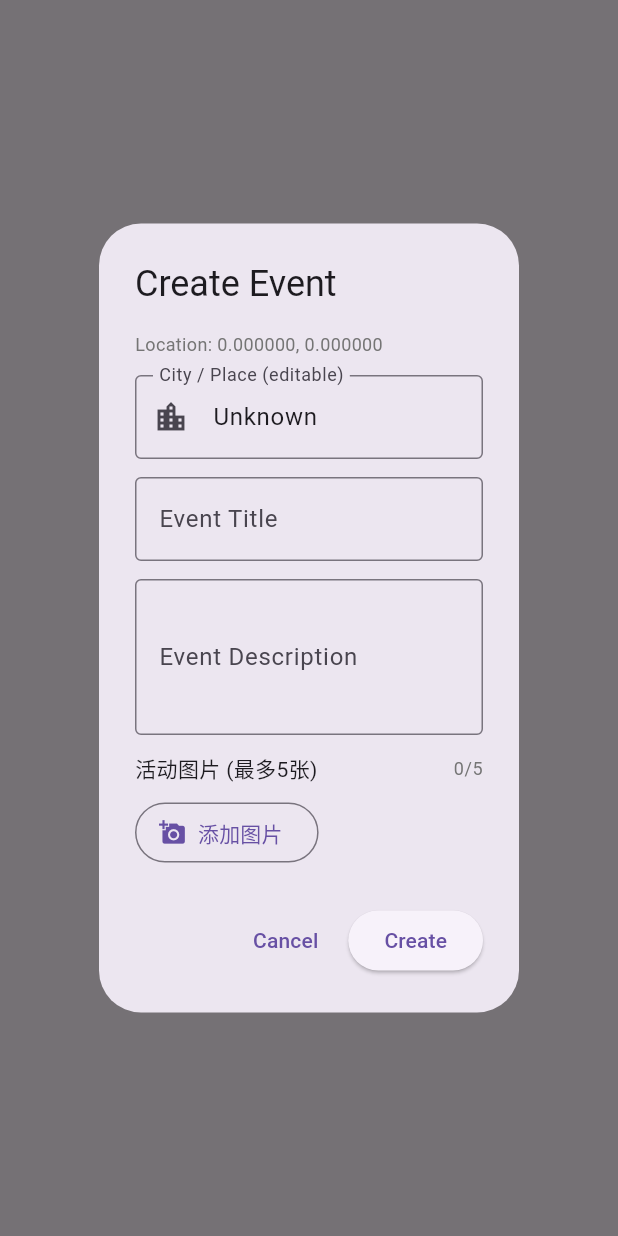
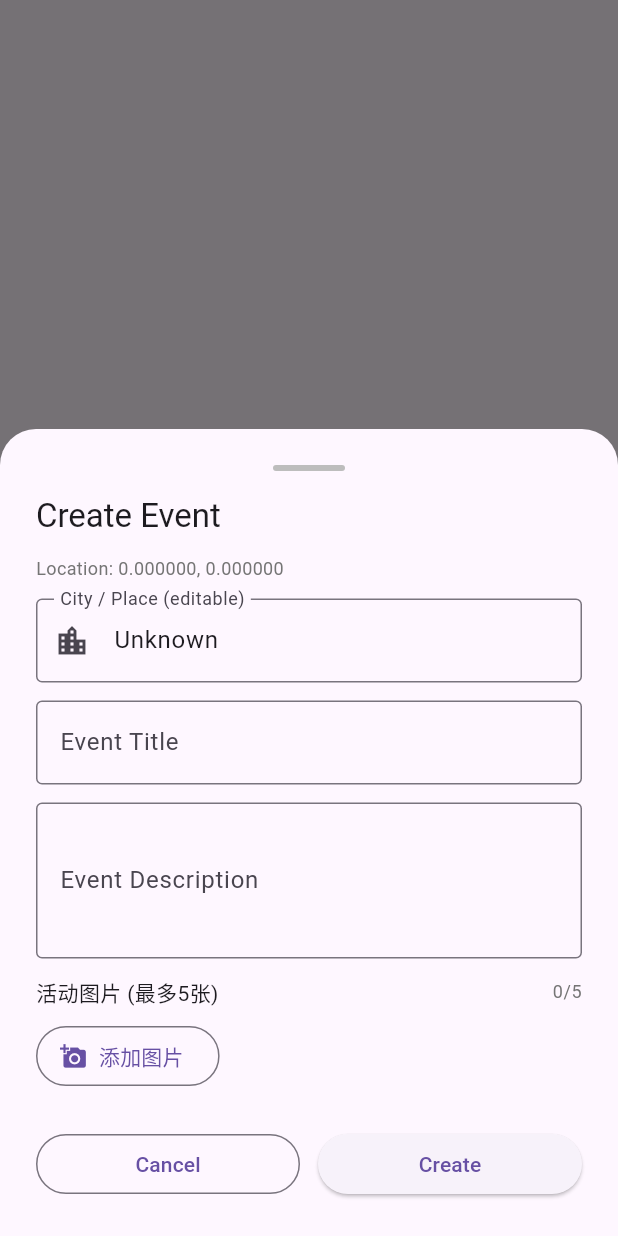
Before and after one commit to Kukutx/crew_app, a Flutter app: what showCreateEventDialog() shows on an empty page, opened directly with empty values, on a phone screen of 412 x 824 dp. Run offline on Flutter 3.47's test engine with Material 3 defaults, Android fonts, the phone set to English and light mode, and no system bars; our stand-ins replace cached_network_image, dio, firebase_auth, firebase_core, firebase_crashlytics, firebase_remote_config and 11 more; missing offline and left inert: feedback, firebase_ui_auth, firebase_ui_oauth_apple, firebase_ui_oauth_google; accounts and stored records are empty; network calls fail.

Commit message:
Refactor create event flow to bottom sheet

```diff
--- a/lib/features/events/presentation/map/dialogs/create_event_dialog.dart
+++ b/lib/features/events/presentation/map/dialogs/create_event_dialog.dart
@@ -47,10 +47,15 @@ Future<EventData?> showCreateEventDialog(BuildContext context, LatLng pos) {
       city.text = loc.unknown;
     }
   }();
-
-  return showDialog<EventData>(
+  return showModalBottomSheet<EventData>(
     context: context,
-    builder: (dialogContext) {
+    isScrollControlled: true,
+    useSafeArea: true,
+    backgroundColor: Theme.of(context).colorScheme.surface,
+    shape: const RoundedRectangleBorder(
+      borderRadius: BorderRadius.vertical(top: Radius.circular(24)),
+    ),
+    builder: (_) {
       return StatefulBuilder(
         builder: (context, setState) {
           Future<void> handleAddImages() async {
@@ -92,10 +97,36 @@ Future<EventData?> showCreateEventDialog(BuildContext context, LatLng pos) {
               coverIndex = index;
             });
           }
-
-          return AlertDialog(
-            title: Text(loc.create_event_title),
-            content: Form(
+          return AnimatedPadding(
+            duration: const Duration(milliseconds: 200),
+            curve: Curves.easeOut,
+            padding: EdgeInsets.only(
+              bottom: MediaQuery.of(context).viewInsets.bottom + 24,
+              top: 24,
+              left: 24,
+              right: 24,
+            ),
+            child: Column(
+              mainAxisSize: MainAxisSize.min,
+              crossAxisAlignment: CrossAxisAlignment.start,
+              children: [
+                Center(
+                  child: Container(
+                    width: 48,
+                    height: 4,
+                    decoration: BoxDecoration(
+                      color: Colors.grey.shade400,
+                      borderRadius: BorderRadius.circular(2),
+                    ),
+                  ),
+                ),
+                const SizedBox(height: 16),
+                Text(
+                  loc.create_event_title,
+                  style: Theme.of(context).textTheme.titleLarge,
+                ),
+                const SizedBox(height: 12),
+                Form(
                   key: formKey,
                   child: SingleChildScrollView(
                     child: Column(
@@ -107,7 +138,8 @@ Future<EventData?> showCreateEventDialog(BuildContext context, LatLng pos) {
                             pos.latitude.toStringAsFixed(6),
                             pos.longitude.toStringAsFixed(6),
                           ),
-                      style: TextStyle(color: Colors.grey[600], fontSize: 12),
+                          style:
+                              TextStyle(color: Colors.grey[600], fontSize: 12),
                         ),
                         const SizedBox(height: 12),
                         TextFormField(
@@ -147,7 +179,8 @@ Future<EventData?> showCreateEventDialog(BuildContext context, LatLng pos) {
                             Expanded(
                               child: Text(
                                 '活动图片 (最多5张)',
-                            style: Theme.of(context).textTheme.bodyMedium,
+                                style:
+                                    Theme.of(context).textTheme.bodyMedium,
                               ),
                             ),
                             Text(
@@ -174,7 +207,8 @@ Future<EventData?> showCreateEventDialog(BuildContext context, LatLng pos) {
                                         width: 80,
                                         height: 80,
                                         decoration: BoxDecoration(
-                                      borderRadius: BorderRadius.circular(8),
+                                          borderRadius:
+                                              BorderRadius.circular(8),
                                           border: Border.all(
                                             color: coverIndex == i
                                                 ? Theme.of(context)
@@ -199,7 +233,8 @@ Future<EventData?> showCreateEventDialog(BuildContext context, LatLng pos) {
                                         child: Container(
                                           decoration: BoxDecoration(
                                             color: Colors.black54,
-                                        borderRadius: BorderRadius.circular(10),
+                                            borderRadius:
+                                                BorderRadius.circular(10),
                                           ),
                                           padding: const EdgeInsets.all(2),
                                           child: const Icon(
@@ -221,7 +256,8 @@ Future<EventData?> showCreateEventDialog(BuildContext context, LatLng pos) {
                                           ),
                                           decoration: BoxDecoration(
                                             color: Colors.black54,
-                                        borderRadius: BorderRadius.circular(4),
+                                            borderRadius:
+                                                BorderRadius.circular(4),
                                           ),
                                           child: const Text(
                                             '封面',
@@ -259,14 +295,22 @@ Future<EventData?> showCreateEventDialog(BuildContext context, LatLng pos) {
                     ),
                   ),
                 ),
-            actions: [
-              TextButton(
+                const SizedBox(height: 24),
+                Row(
+                  children: [
+                    Expanded(
+                      child: OutlinedButton(
                         onPressed: () => Navigator.pop(context),
                         child: Text(loc.action_cancel),
                       ),
-              ElevatedButton(
+                    ),
+                    const SizedBox(width: 12),
+                    Expanded(
+                      child: ElevatedButton(
                         onPressed: () {
-                  if (formKey.currentState?.validate() != true) return;
+                          if (formKey.currentState?.validate() != true) {
+                            return;
+                          }
                           Navigator.pop(
                             context,
                             EventData(
@@ -280,7 +324,11 @@ Future<EventData?> showCreateEventDialog(BuildContext context, LatLng pos) {
                         },
                         child: Text(loc.action_create),
                       ),
+                    ),
                   ],
+                ),
+              ],
+            ),
           );
         },
       );
```
Lines whose indentation alone changed are shown as unchanged.
